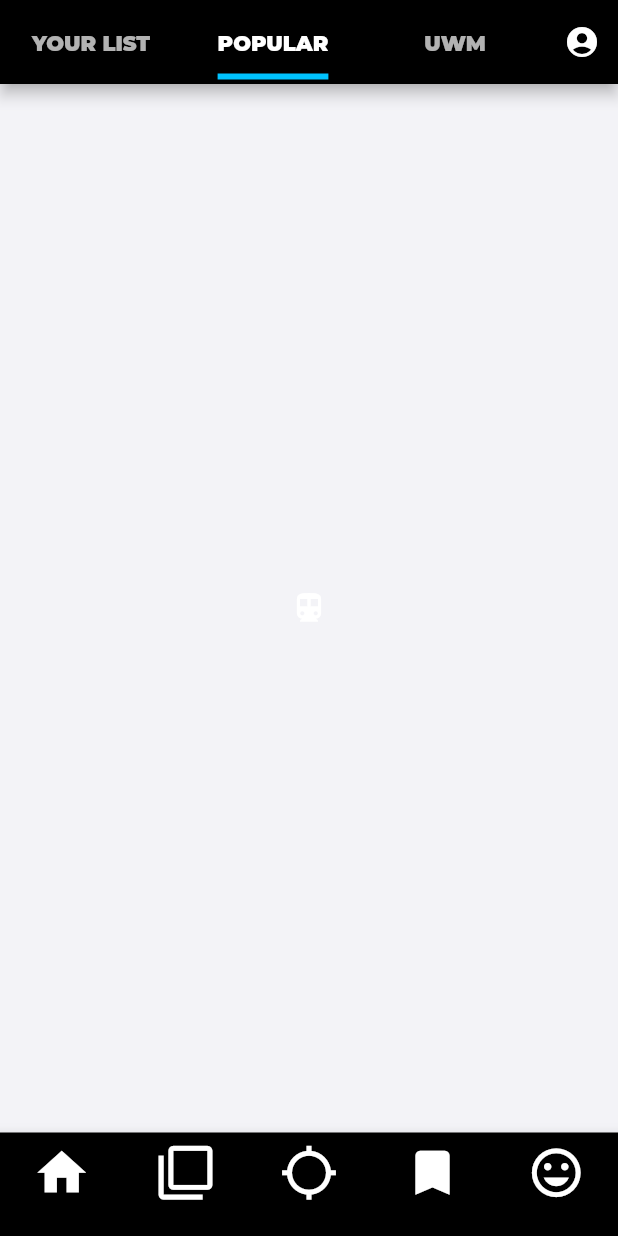
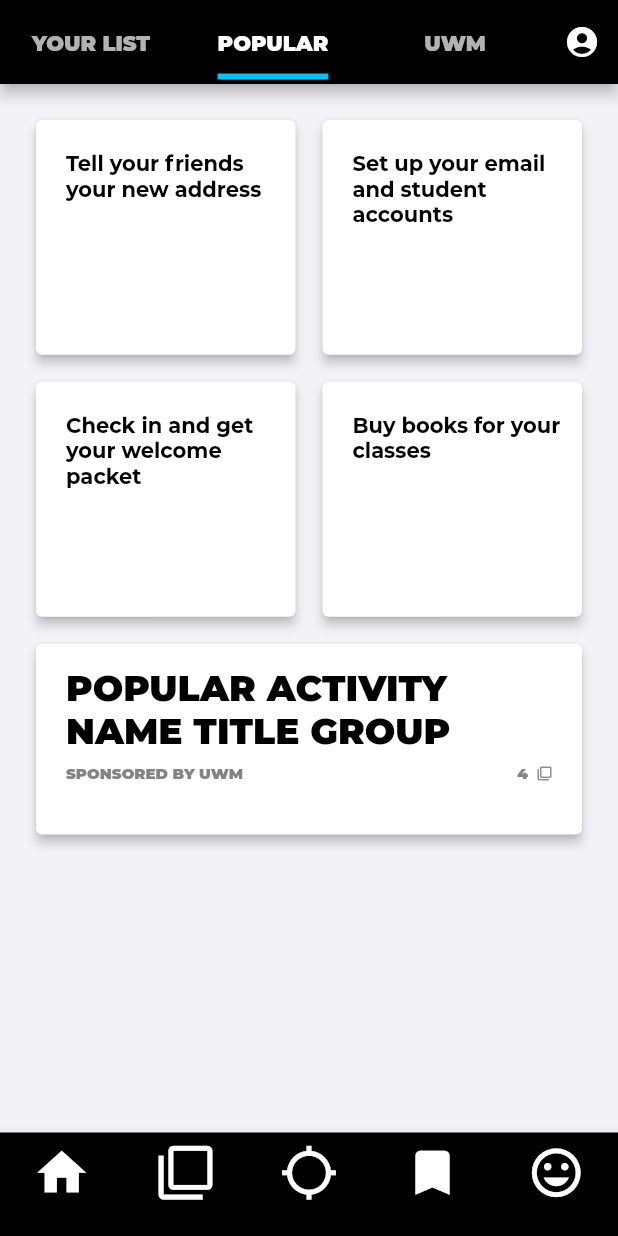
Before and after one commit to datawaslost/newto_flutter, a Flutter app: the YourList screen opened by its route, tab 2 chosen, on a phone screen of 412 x 824 dp. Run offline on Flutter 3.47's test engine with Material 2 defaults, Android fonts, the phone set to English and light mode, and no system bars; missing offline and left inert: carousel; project files that could hold a hidden picture were left out.

Commit message:
List Popular Items

```diff
--- a/lib/main.dart
+++ b/lib/main.dart
@@ -1464,7 +1464,155 @@ class _YourListState extends State<YourList> {
 								),
 							],
 						),
-						new Icon(Icons.directions_transit),
+						new CustomScrollView(
+							primary: false,
+							slivers: <Widget>[
+								new SliverPadding(
+									padding: const EdgeInsets.fromLTRB(20.0, 20.0, 20.0, 0.0),
+									sliver: new SliverGrid.count(
+										crossAxisSpacing: 10.0,
+										mainAxisSpacing: 10.0,
+										crossAxisCount: 2,
+										childAspectRatio: 1.1,
+										children: <Widget>[
+											new Card(
+												elevation: 3.0,
+												child: new Container(
+													padding: const EdgeInsets.fromLTRB(20.0, 20.0, 10.0, 10.0),
+													child: new Text(
+														'Tell your friends your new address',
+														textAlign: TextAlign.left,
+														style: new TextStyle(
+															color: const Color(0xFF000000),
+															fontFamily: 'Montserrat',
+															fontWeight: FontWeight.w700,
+															fontSize: 14.0,
+														),
+													),
+												),
+											),
+											new Card(
+												elevation: 3.0,
+												child: new Container(
+													padding: const EdgeInsets.fromLTRB(20.0, 20.0, 10.0, 10.0),
+													child: new Text(
+														"Set up your email and student accounts",
+														textAlign: TextAlign.left,
+														style: new TextStyle(
+															color: const Color(0xFF000000),
+															fontFamily: 'Montserrat',
+															fontWeight: FontWeight.w700,
+															fontSize: 14.0,
+														),
+													),
+												),
+											),
+											new Card(
+												elevation: 3.0,
+												child: new Container(
+													padding: const EdgeInsets.fromLTRB(20.0, 20.0, 10.0, 10.0),
+													child: new Text(
+														'Check in and get your welcome packet',
+														textAlign: TextAlign.left,
+														style: new TextStyle(
+															color: const Color(0xFF000000),
+															fontFamily: 'Montserrat',
+															fontWeight: FontWeight.w700,
+															fontSize: 14.0,
+														),
+													),
+												),
+											),
+											new Card(
+												elevation: 3.0,
+												child: new Container(
+													padding: const EdgeInsets.fromLTRB(20.0, 20.0, 10.0, 10.0),
+													child: new Text(
+														'Buy books for your classes',
+														textAlign: TextAlign.left,
+														style: new TextStyle(
+															color: const Color(0xFF000000),
+															fontFamily: 'Montserrat',
+															fontWeight: FontWeight.w700,
+															fontSize: 14.0,
+														),
+													),
+												),
+											),
+										],
+									),
+								),
+								new SliverPadding(
+									padding: const EdgeInsets.fromLTRB(20.0, 10.0, 20.0, 0.0),
+									sliver: new SliverGrid.count(
+										crossAxisSpacing: 10.0,
+										mainAxisSpacing: 10.0,
+										crossAxisCount: 1,
+										childAspectRatio: 2.75,
+										children: <Widget>[
+											new Card(
+												elevation: 3.0,
+												child: new Column(
+													mainAxisSize: MainAxisSize.min,
+													children: <Widget>[
+														new Container(
+															padding: const EdgeInsets.fromLTRB(20.0, 15.0, 10.0, 7.5),
+															child: new Text(
+																'Popular Activity Name Title Group'.toUpperCase(),
+																textAlign: TextAlign.left,
+																style: new TextStyle(
+																	color: const Color(0xFF000000),
+																	fontFamily: 'Montserrat',
+																	fontWeight: FontWeight.w800,
+																	fontSize: 24.0,
+																),
+															),
+														),
+														new Container(
+															padding: const EdgeInsets.fromLTRB(20.0, 0.0, 20.0, 0.0),
+															child: new Row(
+																children: [
+																	new Expanded(
+																		child: new Text(
+																			'Sponsored by UWM'.toUpperCase(),
+																			textAlign: TextAlign.left,
+																			style: new TextStyle(
+																				color: const Color(0xFF838383),
+																				fontFamily: 'Montserrat',
+																				fontWeight: FontWeight.w800,
+																				fontSize: 10.0,
+																			),
+																		),
+																	),
+																	new Text(
+																		'4 '.toUpperCase(),
+																		textAlign: TextAlign.left,
+																		style: new TextStyle(
+																			color: const Color(0xFF838383),
+																			fontFamily: 'Montserrat',
+																			fontWeight: FontWeight.w800,
+																			fontSize: 10.0,
+																		),
+																	),
+																	new Container(
+																		padding: const EdgeInsets.fromLTRB(3.0, 0.0, 0.0, 0.0),
+																		child: new Icon(
+																			Icons.filter_none,
+																			color: const Color(0xFF838383),
+																			size: 10.0
+																		)
+																	),
+																]
+															)
+														),
+													],
+												),
+											),
+										],
+									),
+								),
+							],
+						),
 						new Icon(Icons.directions_bike),
 					],
 				),
```
